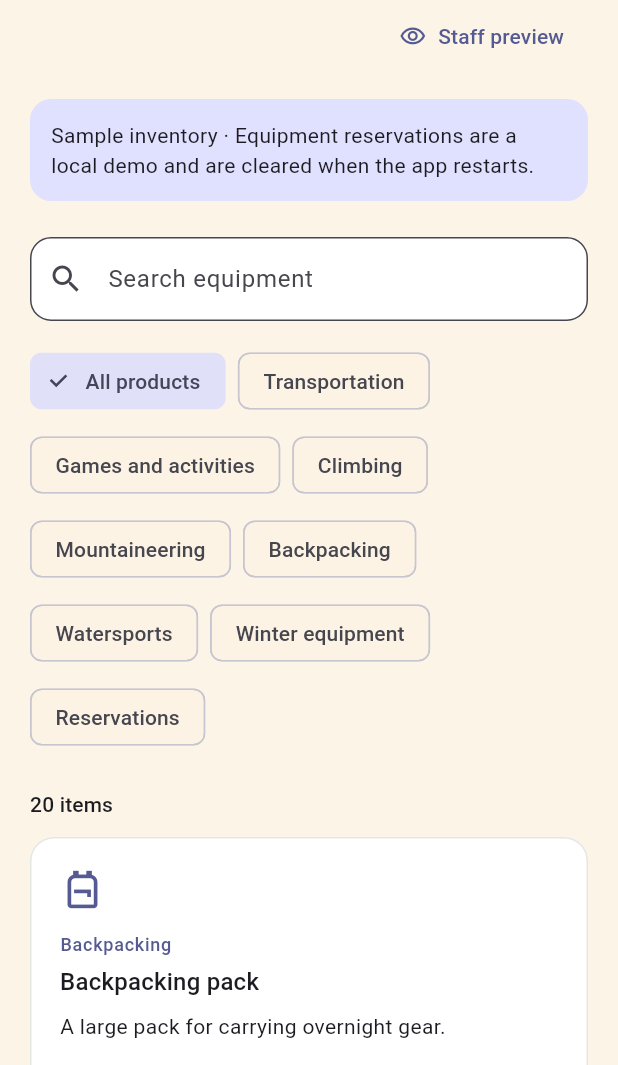
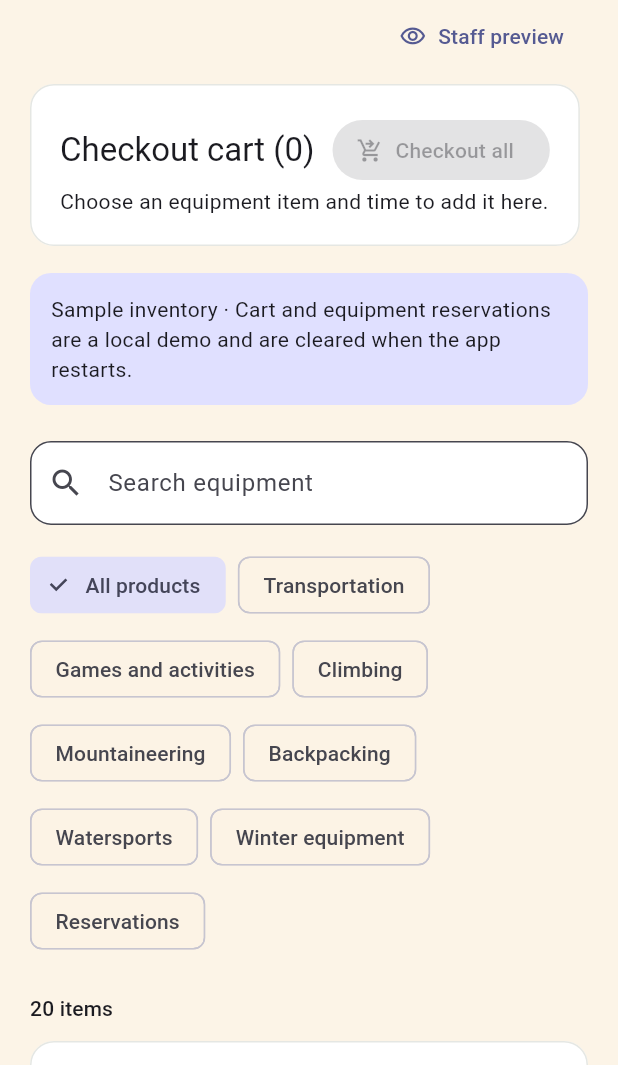
Before and after one commit to afalk23/csis321-Hadlock-Central, a Flutter app: the EquipmentPage widget shown alone on an empty page, opened directly with empty values, on a phone screen of 412 x 824 dp, the part 171-1236 px from its top. Run offline on Flutter 3.47's test engine with Material 3 defaults, Android fonts, the phone set to English and light mode, and no system bars.

Commit message:
added checkout feature and cleaned functions

```diff
--- a/hadlock_central_flutter/lib/main.dart
+++ b/hadlock_central_flutter/lib/main.dart
@@ -5,6 +5,7 @@ import 'package:hadlock_central_flutter/data/equipment_repository.dart';
 import 'package:hadlock_central_flutter/pages/announcements.dart';
 import 'package:hadlock_central_flutter/pages/schedule_page.dart';
 import 'package:hadlock_central_flutter/pages/equipment_page.dart';
+import 'package:hadlock_central_flutter/models/equipment_cart_entry.dart';
 import 'package:hadlock_central_flutter/pages/home_page.dart';
 import 'package:hadlock_central_flutter/pages/sign_in_page.dart';
 import 'package:hadlock_central_flutter/models/student_account.dart';
@@ -77,6 +78,7 @@ class AppShellState extends State<AppShell> {
   final CalendarRepository _calendarRepository = InMemoryCalendarRepository();
   final EquipmentRepository _equipmentRepository =
       InMemoryEquipmentRepository();
+  final List<EquipmentCartEntry> _equipmentCart = [];
 
   @override
   Widget build(BuildContext context) {
@@ -94,6 +96,7 @@ class AppShellState extends State<AppShell> {
       ),
       2 => EquipmentPage(
         repository: _equipmentRepository,
+        cart: _equipmentCart,
         account: widget.account,
         onOpenSchedule: () => select(1),
       ),
--- /dev/null
+++ b/hadlock_central_flutter/lib/models/equipment_cart_entry.dart
@@ -0,0 +1,16 @@
+import 'equipment_item.dart';
+
+/// An equipment request held locally until the student checks out the cart.
+class EquipmentCartEntry {
+  const EquipmentCartEntry({
+    required this.item,
+    required this.startsAt,
+    required this.endsAt,
+    this.quantity = 1,
+  });
+
+  final EquipmentItem item;
+  final DateTime startsAt;
+  final DateTime endsAt;
+  final int quantity;
+}
--- a/hadlock_central_flutter/lib/models/equipment_reservation.dart
+++ b/hadlock_central_flutter/lib/models/equipment_reservation.dart
@@ -8,6 +8,7 @@ class EquipmentReservation {
     required this.studentId,
     required this.startsAt,
     required this.endsAt,
+    this.quantity = 1,
     this.completedAt,
   });
 
@@ -18,6 +19,7 @@ class EquipmentReservation {
   final String studentId;
   final DateTime startsAt;
   final DateTime endsAt;
+  final int quantity;
   final DateTime? completedAt;
 
   EquipmentReservation completed(DateTime at) => EquipmentReservation(
@@ -28,6 +30,7 @@ class EquipmentReservation {
     studentId: studentId,
     startsAt: startsAt,
     endsAt: endsAt,
+    quantity: quantity,
     completedAt: at,
   );
 }
--- a/hadlock_central_flutter/lib/pages/equipment_page.dart
+++ b/hadlock_central_flutter/lib/pages/equipment_page.dart
@@ -2,20 +2,24 @@ import 'package:flutter/material.dart';
 
 import '../data/equipment_repository.dart';
 import '../models/equipment_item.dart';
+import '../models/equipment_cart_entry.dart';
 import '../models/equipment_reservation.dart';
 import '../models/student_account.dart';
 import 'equipment_reservation_dialog.dart';
+import 'equipment_checkout_dialog.dart';
 
 /// Browse equipment rentals and facility reservation spaces.
 class EquipmentPage extends StatefulWidget {
   const EquipmentPage({
     super.key,
     required this.repository,
+    required this.cart,
     required this.account,
     required this.onOpenSchedule,
   });
 
   final EquipmentRepository repository;
+  final List<EquipmentCartEntry> cart;
   final StudentAccount account;
   final VoidCallback onOpenSchedule;
 
@@ -84,24 +88,57 @@ class _EquipmentPageState extends State<EquipmentPage> {
     if (saved == true && mounted) _reloadStaffReservations();
   }
 
-  Future<void> _reserve(EquipmentItem item) async {
-    final reservation = await showDialog<EquipmentReservation>(
+  Future<void> _addToCart(EquipmentItem item) async {
+    final entry = await showDialog<EquipmentCartEntry>(
       context: context,
       builder: (context) => EquipmentReservationDialog(
         item: item,
+        repository: widget.repository,
+        cart: widget.cart,
+      ),
+    );
+    if (!mounted || entry == null) return;
+    setState(() => widget.cart.add(entry));
+  }
+
+  Future<void> _editCartEntry(int index) async {
+    final original = widget.cart[index];
+    final otherEntries = [
+      for (var i = 0; i < widget.cart.length; i++)
+        if (i != index) widget.cart[i],
+    ];
+    final edited = await showDialog<EquipmentCartEntry>(
+      context: context,
+      builder: (context) => EquipmentReservationDialog(
+        item: original.item,
+        repository: widget.repository,
+        cart: otherEntries,
+        initialEntry: original,
+      ),
+    );
+    if (!mounted || edited == null) return;
+    setState(() => widget.cart[index] = edited);
+  }
+
+  Future<void> _checkout() async {
+    if (widget.cart.isEmpty) return;
+    final saved = await showDialog<bool>(
+      context: context,
+      builder: (context) => EquipmentCheckoutDialog(
+        entries: List.unmodifiable(widget.cart),
         account: widget.account,
         repository: widget.repository,
       ),
     );
-    if (!mounted || reservation == null) return;
+    if (!mounted || saved != true) return;
+    setState(widget.cart.clear);
     if (_staffPreview) _reloadStaffReservations();
-    // Personal reservations appear only on the signed-in student's calendar.
     await showDialog<void>(
       context: context,
       builder: (context) => AlertDialog(
-        title: const Text('Equipment reserved'),
+        title: const Text('Checkout complete'),
         content: const Text(
-          'Come to the front desk for your reservation. You can find it on your calendar.',
+          'All rentals are reserved. Come to the front desk for pickup. You can find them on your calendar.',
         ),
         actions: [
           TextButton(
@@ -174,6 +211,8 @@ class _EquipmentPageState extends State<EquipmentPage> {
                     const SizedBox(height: 8),
                     _buildStaffReservations(),
                   ],
+                  const SizedBox(height: 8),
+                  _buildCart(),
                   const SizedBox(height: 18),
                   Container(
                     width: double.infinity,
@@ -185,7 +224,7 @@ class _EquipmentPageState extends State<EquipmentPage> {
                     child: Text(
                       _showReservations
                           ? 'Browse spaces below and check the schedule for existing bookings. Online facility booking is not connected yet.'
-                          : 'Sample inventory · Equipment reservations are a local demo and are cleared when the app restarts.',
+                          : 'Sample inventory · Cart and equipment reservations are a local demo and are cleared when the app restarts.',
                     ),
                   ),
                   const SizedBox(height: 24),
@@ -328,6 +367,7 @@ class _EquipmentPageState extends State<EquipmentPage> {
                                         child: _EquipmentCard(
                                           item: item,
                                           onTap: () => _showDetails(item),
+                                          onAddToCart: () => _addToCart(item),
                                           onEditQuantity: _staffPreview
                                               ? () => _editQuantity(item)
                                               : null,
@@ -349,6 +389,63 @@ class _EquipmentPageState extends State<EquipmentPage> {
       },
     );
   }
+
+  Widget _buildCart() => Card(
+    child: Padding(
+      padding: const EdgeInsets.all(20),
+      child: Column(
+        crossAxisAlignment: CrossAxisAlignment.start,
+        children: [
+          Wrap(
+            spacing: 12,
+            runSpacing: 8,
+            crossAxisAlignment: WrapCrossAlignment.center,
+            children: [
+              Text(
+                'Checkout cart (${widget.cart.length})',
+                style: Theme.of(context).textTheme.titleLarge,
+              ),
+              FilledButton.icon(
+                onPressed: widget.cart.isEmpty ? null : _checkout,
+                icon: const Icon(Icons.shopping_cart_checkout),
+                label: const Text('Checkout all'),
+              ),
+            ],
+          ),
+          if (widget.cart.isEmpty)
+            const Text('Choose an equipment item and time to add it here.'),
+          for (var index = 0; index < widget.cart.length; index++)
+            ListTile(
+              contentPadding: EdgeInsets.zero,
+              title: Text(
+                '${widget.cart[index].item.name} × ${widget.cart[index].quantity}',
+              ),
+              subtitle: Text(
+                '${MaterialLocalizations.of(context).formatMediumDate(widget.cart[index].startsAt)} · '
+                '${TimeOfDay.fromDateTime(widget.cart[index].startsAt).format(context)}–'
+                '${TimeOfDay.fromDateTime(widget.cart[index].endsAt).format(context)}',
+              ),
+              trailing: Row(
+                mainAxisSize: MainAxisSize.min,
+                children: [
+                  IconButton(
+                    tooltip: 'Edit ${widget.cart[index].item.name} in cart',
+                    onPressed: () => _editCartEntry(index),
+                    icon: const Icon(Icons.edit_outlined),
+                  ),
+                  IconButton(
+                    tooltip: 'Remove ${widget.cart[index].item.name} from cart',
+                    onPressed: () =>
+                        setState(() => widget.cart.removeAt(index)),
+                    icon: const Icon(Icons.remove_circle_outline),
+                  ),
+                ],
+              ),
+            ),
+        ],
+      ),
+    ),
+  );
 
   /// Staff preview reads every equipment reservation for front desk pickup.
   Widget _buildStaffReservations() => Card(
@@ -403,7 +500,9 @@ class _EquipmentPageState extends State<EquipmentPage> {
                         ListTile(
                           contentPadding: EdgeInsets.zero,
                           leading: const Icon(Icons.inventory_2_outlined),
-                          title: Text(reservation.itemName),
+                          title: Text(
+                            '${reservation.itemName} × ${reservation.quantity}',
+                          ),
                           subtitle: Text(
                             'Student ID: ${reservation.studentId}\n'
                             '${MaterialLocalizations.of(context).formatMediumDate(reservation.startsAt)} '
@@ -467,7 +566,9 @@ class _EquipmentPageState extends State<EquipmentPage> {
                     children: [
                       for (final entry in cancellations)
                         ListTile(
-                          title: Text(entry.reservation.itemName),
+                          title: Text(
+                            '${entry.reservation.itemName} × ${entry.reservation.quantity}',
+                          ),
                           subtitle: Text(
                             'Student ID: ${entry.reservation.studentId}\n'
                             'Reason: ${entry.reason}',
@@ -563,6 +664,8 @@ class _EquipmentPageState extends State<EquipmentPage> {
             Text(space.type, style: Theme.of(context).textTheme.labelLarge),
             const SizedBox(height: 12),
             Text(space.description),
+            const SizedBox(height: 12),
+            const Text('Must contact front desk to make a booking reservation'),
           ],
         ),
         actions: [
@@ -601,7 +704,7 @@ class _EquipmentPageState extends State<EquipmentPage> {
             Text('Sample quantity: ${item.quantity}'),
             const SizedBox(height: 8),
             const Text(
-              'Choose a time to check availability and reserve this item.',
+              'Choose a time to check availability and add this item to your cart.',
             ),
           ],
         ),
@@ -613,9 +716,9 @@ class _EquipmentPageState extends State<EquipmentPage> {
           FilledButton(
             onPressed: () {
               Navigator.of(context).pop();
-              _reserve(item);
+              _addToCart(item);
             },
-            child: const Text('Check availability'),
+            child: const Text('Choose time'),
           ),
         ],
       ),
@@ -695,7 +798,7 @@ class _ReservationActionDialogState extends State<_ReservationActionDialog> {
         crossAxisAlignment: CrossAxisAlignment.start,
         children: [
           Text(
-            '${widget.reservation.itemName} · Student ID: ${widget.reservation.studentId}',
+            '${widget.reservation.itemName} × ${widget.reservation.quantity} · Student ID: ${widget.reservation.studentId}',
           ),
           const SizedBox(height: 12),
           if (widget.cancel) ...[
@@ -771,11 +874,13 @@ class _EquipmentCard extends StatelessWidget {
   const _EquipmentCard({
     required this.item,
     required this.onTap,
+    required this.onAddToCart,
     required this.onEditQuantity,
   });
 
   final EquipmentItem item;
   final VoidCallback onTap;
+  final VoidCallback onAddToCart;
   final VoidCallback? onEditQuantity;
 
   @override
@@ -809,6 +914,12 @@ class _EquipmentCard extends StatelessWidget {
               style: Theme.of(context).textTheme.bodyMedium,
             ),
             const SizedBox(height: 12),
+            OutlinedButton.icon(
+              onPressed: onAddToCart,
+              icon: const Icon(Icons.add_shopping_cart),
+              label: const Text('Add to cart'),
+            ),
+            const SizedBox(height: 8),
             if (onEditQuantity != null) ...[
               OutlinedButton.icon(
                 onPressed: onEditQuantity,
--- a/hadlock_central_flutter/lib/pages/schedule_page.dart
+++ b/hadlock_central_flutter/lib/pages/schedule_page.dart
@@ -623,7 +623,7 @@ class _PersonalEquipmentAgenda extends StatelessWidget {
                 Icons.backpack_outlined,
                 color: Colors.deepOrange,
               ),
-              title: Text(reservation.itemName),
+              title: Text('${reservation.itemName} × ${reservation.quantity}'),
               subtitle: Text(
                 '${TimeOfDay.fromDateTime(reservation.startsAt).format(context)}–${TimeOfDay.fromDateTime(reservation.endsAt).format(context)} · ${reservation.completedAt == null ? 'Pick up at the front desk' : 'Completed and returned'}',
               ),
```
Also changed, not shown: hadlock_central_flutter/lib/data/equipment_repository.dart (+148 -27 lines), hadlock_central_flutter/lib/pages/equipment_checkout_dialog.dart (added, +125 -0 lines), hadlock_central_flutter/lib/pages/equipment_reservation_dialog.dart (+128 -112 lines), 2 other files.
